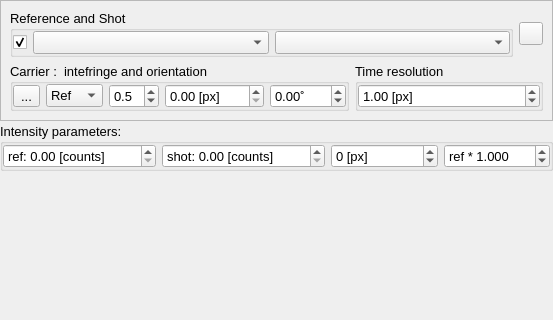
Qt form plugins/Visar/Visar2.ui (NeutrinoToolkit/Neutrino) before a commit; both pictures show x 0 to 553 and y 0 to 320 of the 553 by 503 pixel window.
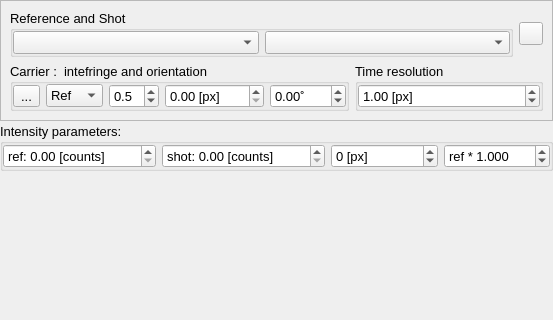
The same form after that commit. Icons and pictures are not drawn. Custom widgets are drawn as their Qt base class.

What changed in the file:
```diff
--- a/plugins/Visar/Visar2.ui
+++ b/plugins/Visar/Visar2.ui
@@ -248,7 +248,7 @@
               <property name="title">
                <string>Reference and Shot</string>
               </property>
-              <layout class="QGridLayout" name="gridLayout" columnstretch="0,1,1">
+              <layout class="QGridLayout" name="gridLayout" columnstretch="0,0">
                <property name="leftMargin">
                 <number>0</number>
                </property>
@@ -261,32 +261,16 @@
                <property name="bottomMargin">
                 <number>0</number>
                </property>
-               <item row="0" column="2">
-                <widget class="QComboBox" name="shotImage">
-                 <property name="neutrinoImage" stdset="0">
-                  <bool>true</bool>
-                 </property>
-                </widget>
-               </item>
-               <item row="0" column="1">
-                <widget class="QComboBox" name="refImage">
-                 <property name="neutrinoImage" stdset="0">
-                  <bool>true</bool>
-                 </property>
-                </widget>
-               </item>
                <item row="0" column="0">
-                <widget class="QCheckBox" name="enableVisar">
-                 <property name="toolTip">
-                  <string>Enable visar</string>
-                 </property>
-                 <property name="text">
-                  <string/>
-                 </property>
-                 <property name="checked">
+                <widget class="QComboBox" name="refImage">
+                 <property name="neutrinoImage" stdset="0">
                   <bool>true</bool>
                  </property>
-                 <property name="neutrinoSave" stdset="0">
+                </widget>
+               </item>
+               <item row="0" column="1">
+                <widget class="QComboBox" name="shotImage">
+                 <property name="neutrinoImage" stdset="0">
                   <bool>true</bool>
                  </property>
                 </widget>
```
Left out of the diff: 5 changed lines with no effect on the pictures.
